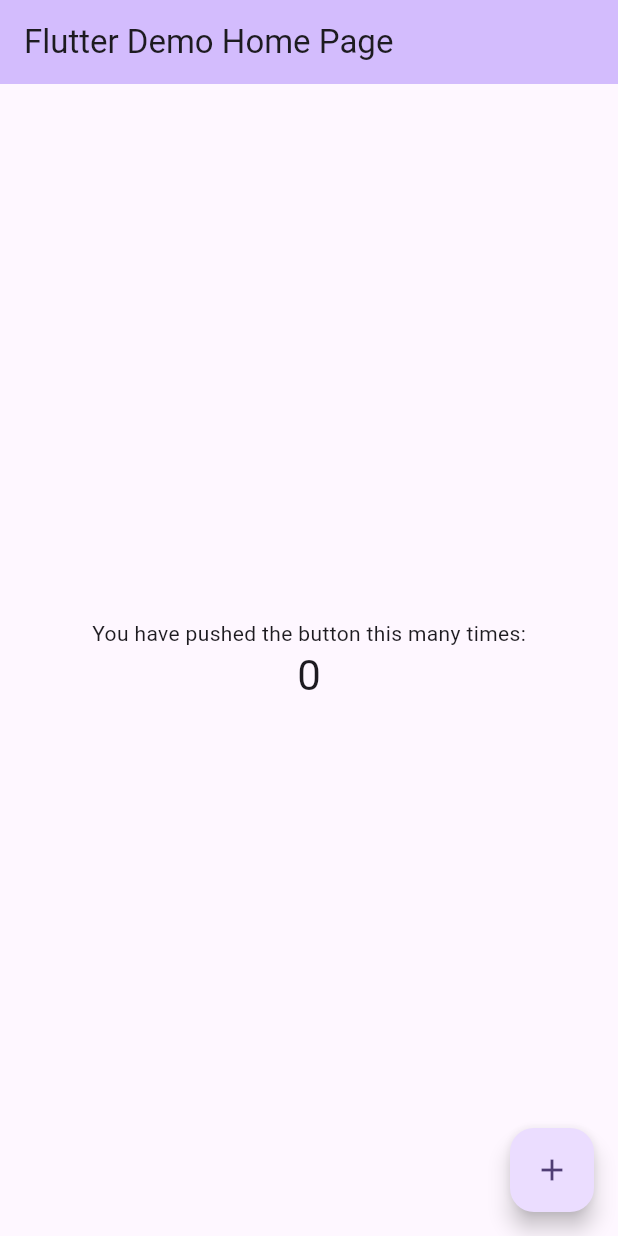
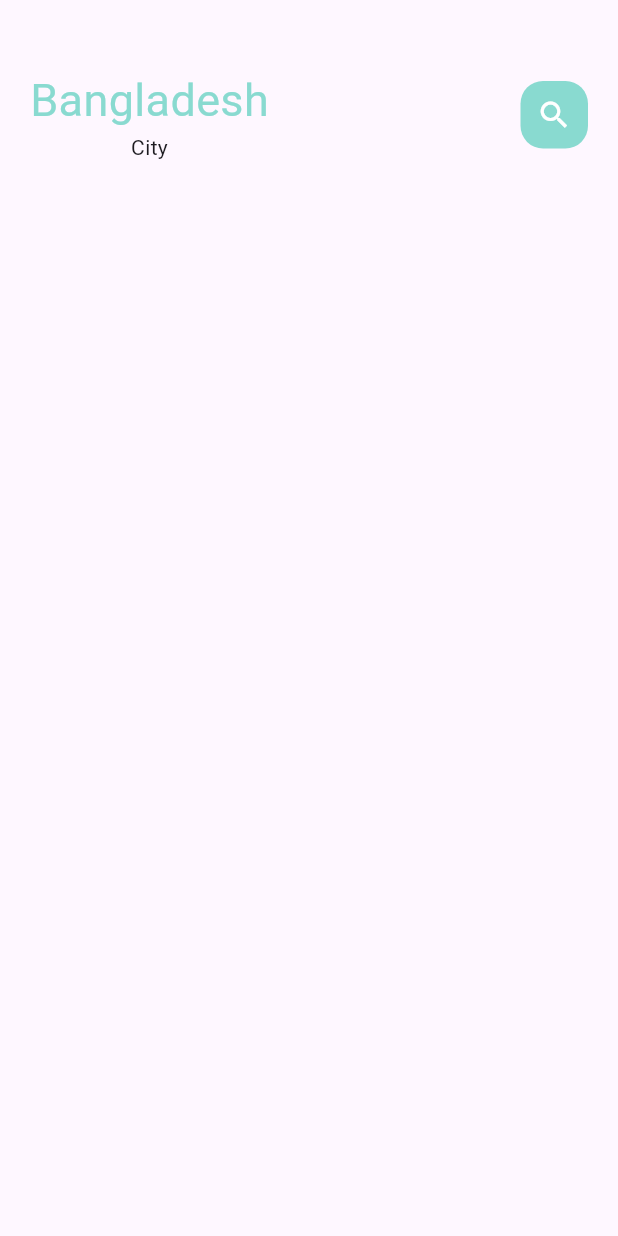
Before and after one commit to aliozer0/Food-Delivery-App, a Flutter app: the screen it shows after launch, on a phone screen of 412 x 824 dp. Run offline on Flutter 3.47's test engine with Material 2 defaults, Android fonts, the phone set to English and light mode, and no system bars.

Commit message:
Fonts added

```diff
--- /dev/null
+++ b/lib/assets/color/colors.dart
@@ -0,0 +1,14 @@
+import 'dart:ui';
+
+class AppColors {
+  static final Color textColor = const Color(0xFFccc7c5);
+  static final Color mainColor = const Color(0xFF89dad0);
+  static final Color iconcolor1 = const Color(0xFFffd28d);
+  static final Color iconcolor2 = const Color(0xFFfcab88);
+  static final Color paraColor = const Color(0xFF8f837f);
+  static final Color buttonBackgroundColor = const Color(0xFFf7f6f4);
+  static final Color signColor = const Color(0xFFa9a29f);
+  static final Color titleColor = const Color(0xFF5c524f);
+  static final Color mainBlackColor = const Color(0xFF332d2b);
+  static final Color yellowColor = const Color(0xFFffd379);
+}
--- /dev/null
+++ b/lib/home/main_food_page.dart
@@ -0,0 +1,56 @@
+import 'package:flutter/material.dart';
+import 'package:food_delivery/assets/color/colors.dart';
+import 'package:food_delivery/widgets/big_text.dart';
+
+class MainfoodPage extends StatefulWidget {
+  const MainfoodPage({super.key});
+
+  @override
+  State<MainfoodPage> createState() => _MainfoodPageState();
+}
+
+class _MainfoodPageState extends State<MainfoodPage> {
+  @override
+  Widget build(BuildContext context) {
+    return Scaffold(
+        body: Column(
+      children: [
+        Container(
+          child: Container(
+            margin: EdgeInsets.only(top: 45, bottom: 45),
+            padding: EdgeInsets.only(left: 20, right: 20),
+            child: Row(
+              mainAxisAlignment: MainAxisAlignment.spaceBetween,
+              children: [
+                Column(
+                  children: [
+                    BigText(
+                      text: "Bangladesh",
+                      color: AppColors.mainColor,
+                      size: 30,
+                    ),
+                    Text('City'),
+                  ],
+                ),
+                Center(
+                  child: Container(
+                    width: 45,
+                    height: 45,
+                    child: Icon(
+                      Icons.search,
+                      color: Colors.white,
+                    ),
+                    decoration: BoxDecoration(
+                      borderRadius: BorderRadius.circular(15),
+                      color: AppColors.mainColor,
+                    ),
+                  ),
+                )
+              ],
+            ),
+          ),
+        ),
+      ],
+    ));
+  }
+}
--- a/lib/main.dart
+++ b/lib/main.dart
@@ -1,4 +1,5 @@
 import 'package:flutter/material.dart';
+import 'package:food_delivery/home/main_food_page.dart';
 
 void main() {
   runApp(const MyApp());
@@ -11,42 +12,19 @@ class MyApp extends StatelessWidget {
   @override
   Widget build(BuildContext context) {
     return MaterialApp(
+      debugShowCheckedModeBanner: false,
       title: 'Flutter Demo',
       theme: ThemeData(
-        // This is the theme of your application.
-        //
-        // TRY THIS: Try running your application with "flutter run". You'll see
-        // the application has a blue toolbar. Then, without quitting the app,
-        // try changing the seedColor in the colorScheme below to Colors.green
-        // and then invoke "hot reload" (save your changes or press the "hot
-        // reload" button in a Flutter-supported IDE, or press "r" if you used
-        // the command line to start the app).
-        //
-        // Notice that the counter didn't reset back to zero; the application
-        // state is not lost during the reload. To reset the state, use hot
-        // restart instead.
-        //
-        // This works for code too, not just values: Most code changes can be
-        // tested with just a hot reload.
         colorScheme: ColorScheme.fromSeed(seedColor: Colors.deepPurple),
         useMaterial3: true,
       ),
-      home: const MyHomePage(title: 'Flutter Demo Home Page'),
+      home: MainfoodPage(),
     );
   }
 }
 
 class MyHomePage extends StatefulWidget {
   const MyHomePage({super.key, required this.title});
-
-  // This widget is the home page of your application. It is stateful, meaning
-  // that it has a State object (defined below) that contains fields that affect
-  // how it looks.
-
-  // This class is the configuration for the state. It holds the values (in this
-  // case the title) provided by the parent (in this case the App widget) and
-  // used by the build method of the State. Fields in a Widget subclass are
-  // always marked "final".
 
   final String title;
 
@@ -90,19 +68,6 @@ class _MyHomePageState extends State<MyHomePage> {
         // Center is a layout widget. It takes a single child and positions it
         // in the middle of the parent.
         child: Column(
-          // Column is also a layout widget. It takes a list of children and
-          // arranges them vertically. By default, it sizes itself to fit its
-          // children horizontally, and tries to be as tall as its parent.
-          //
-          // Column has various properties to control how it sizes itself and
-          // how it positions its children. Here we use mainAxisAlignment to
-          // center the children vertically; the main axis here is the vertical
-          // axis because Columns are vertical (the cross axis would be
-          // horizontal).
-          //
-          // TRY THIS: Invoke "debug painting" (choose the "Toggle Debug Paint"
-          // action in the IDE, or press "p" in the console), to see the
-          // wireframe for each widget.
           mainAxisAlignment: MainAxisAlignment.center,
           children: <Widget>[
             const Text(
--- /dev/null
+++ b/lib/widgets/big_text.dart
@@ -0,0 +1,29 @@
+import 'package:flutter/material.dart';
+import 'package:flutter/cupertino.dart';
+
+class BigText extends StatelessWidget {
+  Color? color;
+  final String text;
+  double size;
+  TextOverflow overFlow;
+  BigText(
+      {super.key,
+      this.color = const Color(0xFF332d2d),
+      required this.text,
+      this.size = 20,
+      this.overFlow = TextOverflow.ellipsis});
+
+  @override
+  Widget build(BuildContext context) {
+    return Text(
+      text,
+      overflow: overFlow,
+      style: TextStyle(
+        color: color,
+        fontWeight: FontWeight.w400,
+        fontFamily: 'Roboto',
+        fontSize: size,
+      ),
+    );
+  }
+}
```
Also changed, not shown: pubspec.yaml (+13 -9 lines), lib/assets/color/fonts/Roboto-Bold.ttf (added), lib/assets/color/fonts/Roboto-Light.ttf (added), lib/assets/color/fonts/Roboto-Regular.ttf (added).
